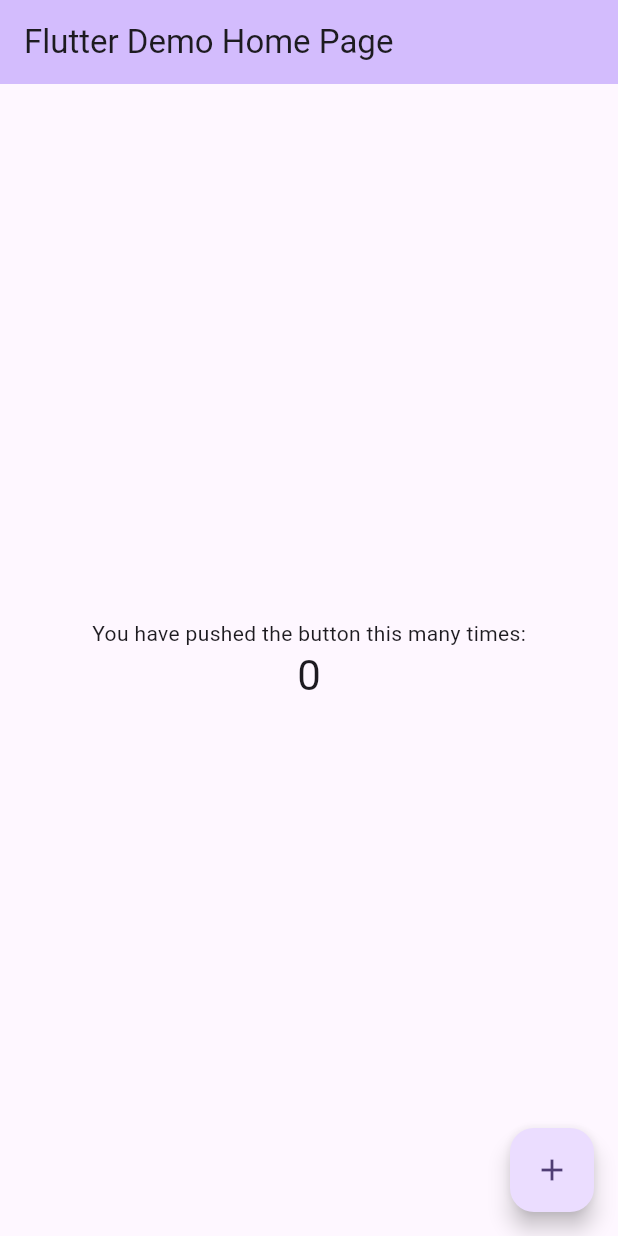
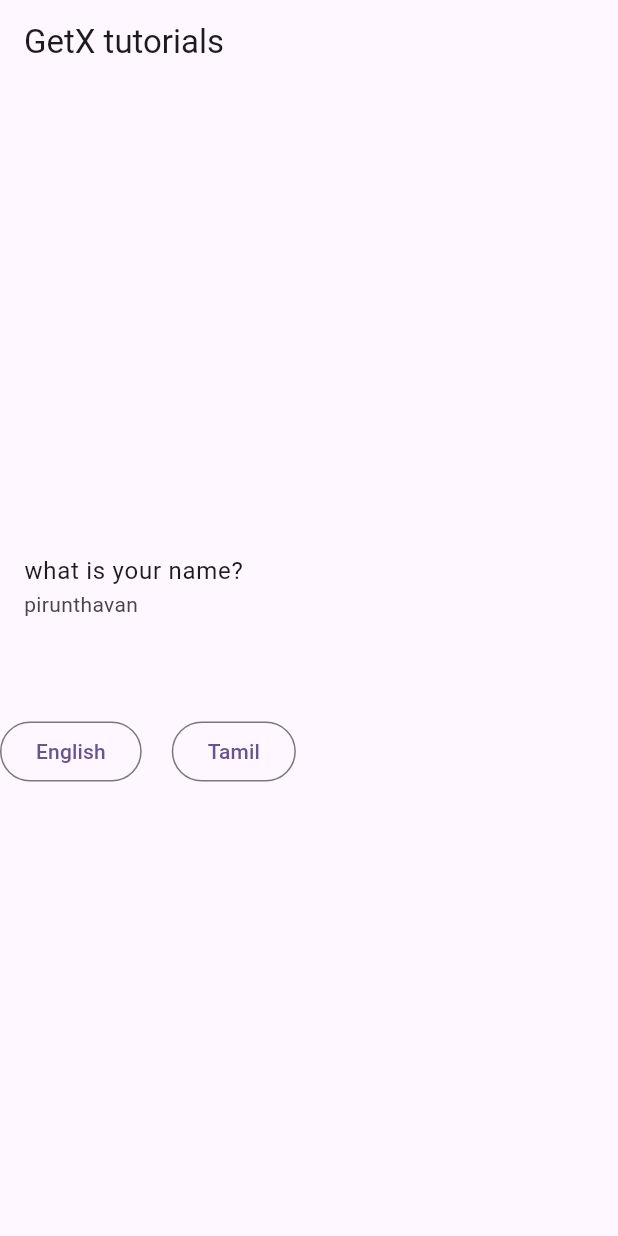
Before and after one commit to KrishN-hub/flutter-masterclass, a Flutter app: the screen it shows after launch, on a phone screen of 412 x 824 dp. Run offline on Flutter 3.47's test engine with Material 3 defaults, Android fonts, the phone set to English and light mode, and no system bars; our stand-ins replace get.

Commit message:
getx localization change the languge of  the app

```diff
--- /dev/null
+++ b/lib/home_screen.dart
@@ -0,0 +1,51 @@
+import 'package:flutter/material.dart';
+import 'package:get/get.dart';
+
+class HomeScreen extends StatefulWidget {
+  const HomeScreen({super.key});
+
+  @override
+  State<HomeScreen> createState() => _HomeScreenState();
+}
+
+class _HomeScreenState extends State<HomeScreen> {
+  @override
+  Widget build(BuildContext context) {
+    return Scaffold(
+      appBar: AppBar(
+        title: Text('GetX tutorials'),
+      ),
+      body: Column(
+        mainAxisAlignment: MainAxisAlignment.center,
+        crossAxisAlignment: CrossAxisAlignment.center,
+        children: [
+          ListTile(
+            title: Text('message'.tr),
+            subtitle: Text('name'.tr),
+          ),
+          SizedBox(
+            height: 50,
+          ),
+          Row(
+            children: [
+              OutlinedButton(
+                  onPressed: () {
+                    Get.updateLocale(Locale('en', 'US'));
+                  },
+                  child: Text('English')),
+              SizedBox(
+                width: 20,
+              ),
+
+              OutlinedButton(
+                  onPressed: () {
+                    Get.updateLocale(Locale('ta', 'SL'));
+                  },
+                  child: Text('Tamil'))
+            ],
+          )
+        ],
+      ),
+    );
+  }
+}
--- /dev/null
+++ b/lib/languages.dart
@@ -0,0 +1,9 @@
+import 'package:get/get_navigation/src/root/internacionalization.dart';
+
+class Languages extends Translations {
+  @override
+  Map<String, Map<String, String>> get keys => {
+        'en_US': {'message': 'what is your name?', 'name': 'pirunthavan'},
+        'ta_SL': {'message': 'உன் பெயர் என்ன?', 'name': 'பிருந்தவன்'},
+      };
+}
--- a/lib/main.dart
+++ b/lib/main.dart
@@ -1,4 +1,7 @@
 import 'package:flutter/material.dart';
+import 'package:get/get.dart';
+import 'package:master_class/home_screen.dart';
+import 'package:master_class/languages.dart';
 
 void main() {
   runApp(const MyApp());
@@ -10,116 +13,16 @@
   // This widget is the root of your application.
   @override
   Widget build(BuildContext context) {
-    return MaterialApp(
-      title: 'Flutter Demo',
-      theme: ThemeData(
-        // This is the theme of your application.
-        //
-        // TRY THIS: Try running your application with "flutter run". You'll see
-        // the application has a purple toolbar. Then, without quitting the app,
-        // try changing the seedColor in the colorScheme below to Colors.green
-        // and then invoke "hot reload" (save your changes or press the "hot
-        // reload" button in a Flutter-supported IDE, or press "r" if you used
-        // the command line to start the app).
-        //
-        // Notice that the counter didn't reset back to zero; the application
-        // state is not lost during the reload. To reset the state, use hot
-        // restart instead.
-        //
-        // This works for code too, not just values: Most code changes can be
-        // tested with just a hot reload.
-        colorScheme: ColorScheme.fromSeed(seedColor: Colors.deepPurple),
-        useMaterial3: true,
-      ),
-      home: const MyHomePage(title: 'Flutter Demo Home Page'),
-    );
+    return GetMaterialApp(
+        title: 'Flutter Demo',
+        //locale: Locale('en', 'US'),
+        translations: Languages(),
+        locale: Locale('en', 'US'),
+        fallbackLocale: Locale('en', 'US'),
+        theme: ThemeData(
+          colorScheme: ColorScheme.fromSeed(seedColor: Colors.deepPurple),
+          useMaterial3: true,
+        ),
+        home: const HomeScreen());
   }
 }
-
-class MyHomePage extends StatefulWidget {
-  const MyHomePage({super.key, required this.title});
-
-  // This widget is the home page of your application. It is stateful, meaning
-  // that it has a State object (defined below) that contains fields that affect
-  // how it looks.
-
-  // This class is the configuration for the state. It holds the values (in this
-  // case the title) provided by the parent (in this case the App widget) and
-  // used by the build method of the State. Fields in a Widget subclass are
-  // always marked "final".
-
-  final String title;
-
-  @override
-  State<MyHomePage> createState() => _MyHomePageState();
-}
-
-class _MyHomePageState extends State<MyHomePage> {
-  int _counter = 0;
-
-  void _incrementCounter() {
-    setState(() {
-      // This call to setState tells the Flutter framework that something has
-      // changed in this State, which causes it to rerun the build method below
-      // so that the display can reflect the updated values. If we changed
-      // _counter without calling setState(), then the build method would not be
-      // called again, and so nothing would appear to happen.
-      _counter++;
-    });
-  }
-
-  @override
-  Widget build(BuildContext context) {
-    // This method is rerun every time setState is called, for instance as done
-    // by the _incrementCounter method above.
-    //
-    // The Flutter framework has been optimized to make rerunning build methods
-    // fast, so that you can just rebuild anything that needs updating rather
-    // than having to individually change instances of widgets.
-    return Scaffold(
-      appBar: AppBar(
-        // TRY THIS: Try changing the color here to a specific color (to
-        // Colors.amber, perhaps?) and trigger a hot reload to see the AppBar
-        // change color while the other colors stay the same.
-        backgroundColor: Theme.of(context).colorScheme.inversePrimary,
-        // Here we take the value from the MyHomePage object that was created by
-        // the App.build method, and use it to set our appbar title.
-        title: Text(widget.title),
-      ),
-      body: Center(
-        // Center is a layout widget. It takes a single child and positions it
-        // in the middle of the parent.
-        child: Column(
-          // Column is also a layout widget. It takes a list of children and
-          // arranges them vertically. By default, it sizes itself to fit its
-          // children horizontally, and tries to be as tall as its parent.
-          //
-          // Column has various properties to control how it sizes itself and
-          // how it positions its children. Here we use mainAxisAlignment to
-          // center the children vertically; the main axis here is the vertical
-          // axis because Columns are vertical (the cross axis would be
-          // horizontal).
-          //
-          // TRY THIS: Invoke "debug painting" (choose the "Toggle Debug Paint"
-          // action in the IDE, or press "p" in the console), to see the
-          // wireframe for each widget.
-          mainAxisAlignment: MainAxisAlignment.center,
-          children: <Widget>[
-            const Text(
-              'You have pushed the button this many times:',
-            ),
-            Text(
-              '$_counter',
-              style: Theme.of(context).textTheme.headlineMedium,
-            ),
-          ],
-        ),
-      ),
-      floatingActionButton: FloatingActionButton(
-        onPressed: _incrementCounter,
-        tooltip: 'Increment',
-        child: const Icon(Icons.add),
-      ), // This trailing comma makes auto-formatting nicer for build methods.
-    );
-  }
-}
--- a/pubspec.yaml
+++ b/pubspec.yaml
@@ -30,6 +30,7 @@ environment:
 dependencies:
   flutter:
     sdk: flutter
+  get: ^4.6.6
 
 
   # The following adds the Cupertino Icons font to your application.
```
Also changed, not shown: pubspec.lock.
